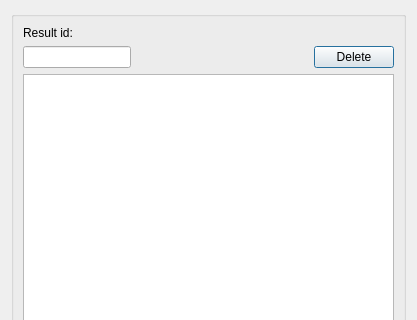
Above: ui/plan_estimate_result_manager.ui from Giswater/giswater_qgis_plugin before the change; both pictures show x 0 to 417 and y 0 to 320 of the 417 by 783 pixel window. Below: the same form after it.
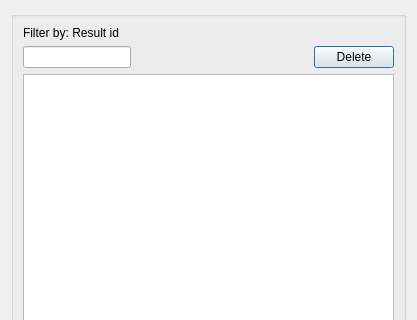
That is the form after the change.

Diff of the .ui file:
```diff
--- a/ui/plan_estimate_result_manager.ui
+++ b/ui/plan_estimate_result_manager.ui
@@ -72,7 +72,7 @@
       <item row="0" column="0">
        <widget class="QLabel" name="label_result_id">
         <property name="text">
-         <string>Result id:</string>
+         <string>Filter by: Result id</string>
         </property>
        </widget>
       </item>
```
